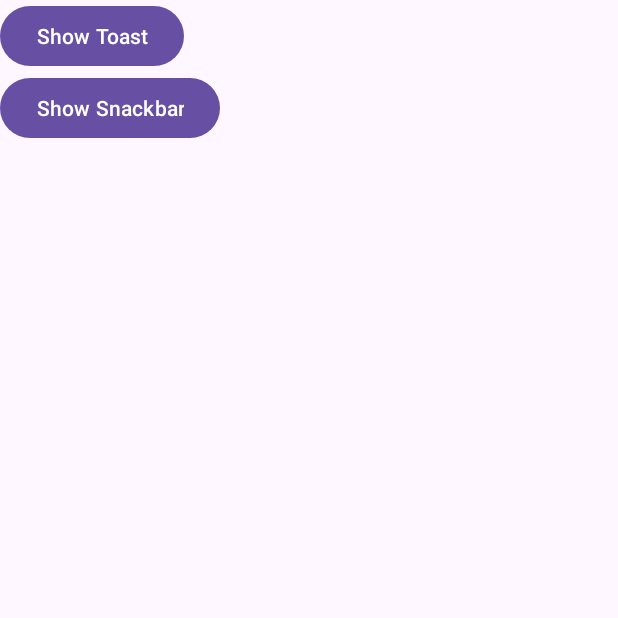
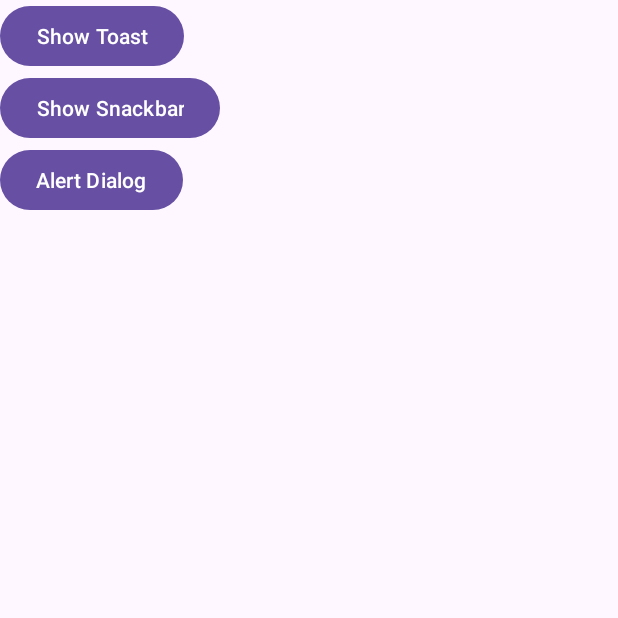
Before and after one commit to amanpreeto7/NeerajJoshiClass, an Android app: the MessagesActivity screen opened directly, with no data from a screen before it, on a phone screen of 412 x 824 dp, the top half of it. Run offline under Robolectric (Android 15) with nearby library versions, the phone set to English and light mode, and no system bars.

Commit message:
Alert Dialog Added

```diff
--- a/app/src/main/res/layout/activity_messages.xml
+++ b/app/src/main/res/layout/activity_messages.xml
@@ -21,4 +21,12 @@
         app:layout_constraintTop_toBottomOf="@id/btnShowToast"
         app:layout_constraintStart_toStartOf="parent"/>
 
+    <Button
+        android:layout_width="wrap_content"
+        android:layout_height="wrap_content"
+        android:id="@+id/btnAlertDialog"
+        android:text="Alert Dialog"
+        app:layout_constraintTop_toBottomOf="@id/btnShowSnackbar"
+        app:layout_constraintStart_toStartOf="parent"/>
+
 </androidx.constraintlayout.widget.ConstraintLayout>
```
Also changed, not shown: app/src/main/java/com/o7services/neerajoshiclass/MessagesActivity.kt (+28 -0 lines).
